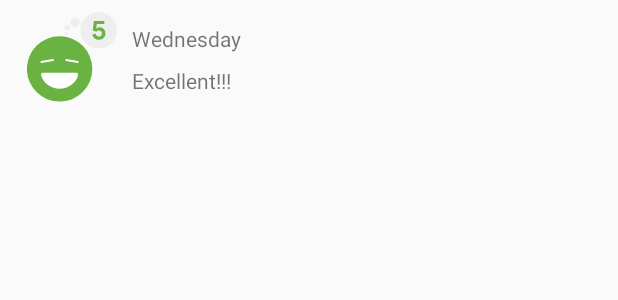
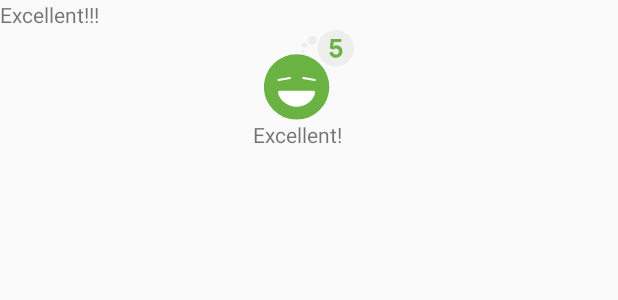
Before and after one commit to Popchiyk/lab7.1Kotlin, an Android app: the layout list_item_sleep_night.xml on its own in the app's theme, with its tools: preview values and no code run, on a phone screen of 412 x 824 dp. Shown: the top 300 px of the screen. Run offline under Robolectric (Android 15) with nearby library versions, the phone set to English and light mode, and no system bars; Roboto replaces fonts that are not available here.

```diff
--- a/app/src/main/java/com/example/android/trackmysleepquality/sleeptracker/SleepTrackerFragment.kt
+++ b/app/src/main/java/com/example/android/trackmysleepquality/sleeptracker/SleepTrackerFragment.kt
@@ -25,6 +25,7 @@ import androidx.fragment.app.Fragment
 import androidx.lifecycle.Observer
 import androidx.lifecycle.ViewModelProvider
 import androidx.navigation.fragment.findNavController
+import androidx.recyclerview.widget.GridLayoutManager
 import com.example.android.trackmysleepquality.R
 import com.example.android.trackmysleepquality.database.SleepDatabase
 import com.example.android.trackmysleepquality.databinding.FragmentSleepTrackerBinding
@@ -115,6 +116,8 @@ class SleepTrackerFragment : Fragment() {
                 sleepTrackerViewModel.doneNavigating()
             }
         })
+        val manager = GridLayoutManager(activity, 5, GridLayoutManager.HORIZONTAL, false)
+        binding.sleepList.layoutManager = manager
         return binding.root
     }
 }
--- a/app/src/main/res/layout/fragment_sleep_tracker.xml
+++ b/app/src/main/res/layout/fragment_sleep_tracker.xml
@@ -46,7 +46,7 @@
             app:layout_constraintEnd_toEndOf="parent"
             app:layout_constraintStart_toStartOf="parent"
             app:layout_constraintTop_toBottomOf="@+id/stop_button"
-            app:layoutManager="androidx.recyclerview.widget.LinearLayoutManager"/>
+           />
 
         <!-- With data binding and LiveData, we can track the buttons' visibility states
              from the ViewModel. The click handler is in the ViewModel as well, and
--- a/app/src/main/res/layout/list_item_sleep_night.xml
+++ b/app/src/main/res/layout/list_item_sleep_night.xml
@@ -34,28 +34,28 @@
             android:id="@+id/quality_image"
             android:layout_width="@dimen/icon_size"
             android:layout_height="60dp"
-            android:layout_marginStart="16dp"
             android:layout_marginTop="8dp"
             android:layout_marginBottom="8dp"
             app:layout_constraintBottom_toBottomOf="parent"
+            app:layout_constraintEnd_toEndOf="parent"
             app:layout_constraintStart_toStartOf="parent"
             app:layout_constraintTop_toTopOf="parent"
-            app:sleepImage="@{sleep}"
-            tools:srcCompat="@drawable/ic_sleep_5" />
+            tools:srcCompat="@drawable/ic_sleep_5"
+            app:sleepImage="@{sleep}"/>
 
         <TextView
-            android:id="@+id/sleep_length"
+            android:id="@+id/quality_string"
             android:layout_width="0dp"
             android:layout_height="20dp"
-            android:layout_marginStart="8dp"
-            android:layout_marginTop="8dp"
             android:layout_marginEnd="16dp"
+            android:textAlignment="center"
+            app:layout_constraintBottom_toBottomOf="parent"
+            app:layout_constraintEnd_toEndOf="parent"
+            app:layout_constraintHorizontal_bias="0.0"
+            app:layout_constraintStart_toStartOf="parent"
+            app:layout_constraintTop_toBottomOf="@+id/quality_image"
             app:sleepQualityString="@{sleep}"
-            app:sleepDurationFormatted="@{sleep}"
-            app:layout_constraintEnd_toEndOf="parent"
-            app:layout_constraintStart_toEndOf="@+id/quality_image"
-            app:layout_constraintTop_toTopOf="@+id/quality_image"
-            tools:text="Wednesday" />
+            tools:text="Excellent!"/>
 
         <TextView
             android:id="@+id/quality_string"
```
